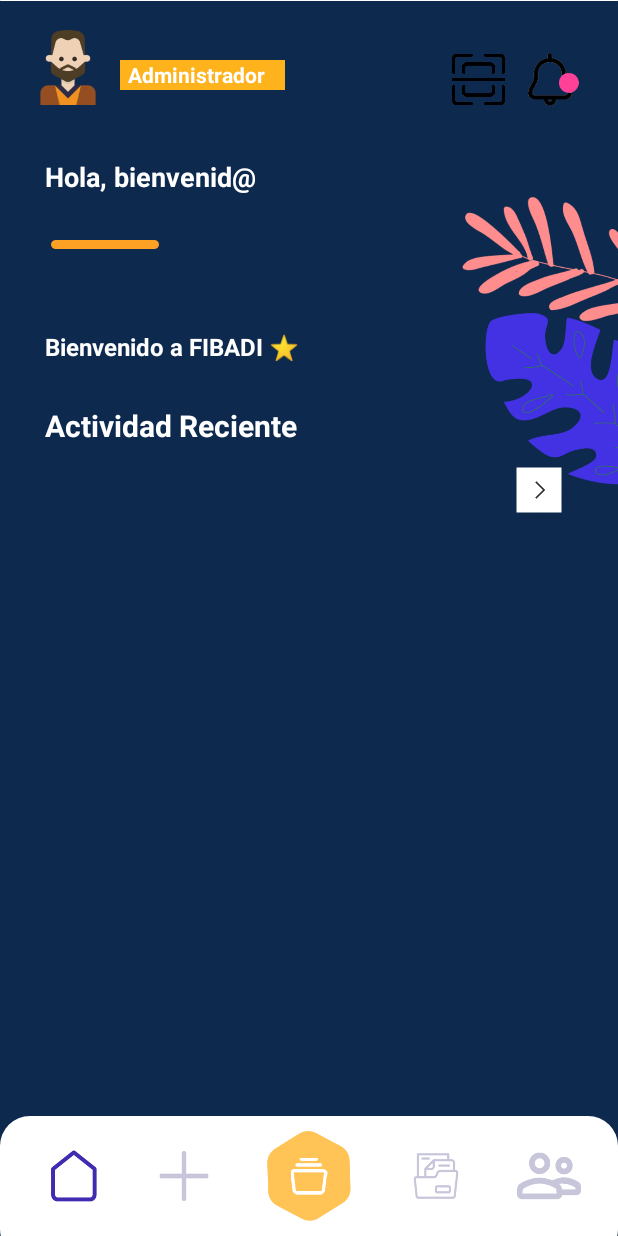
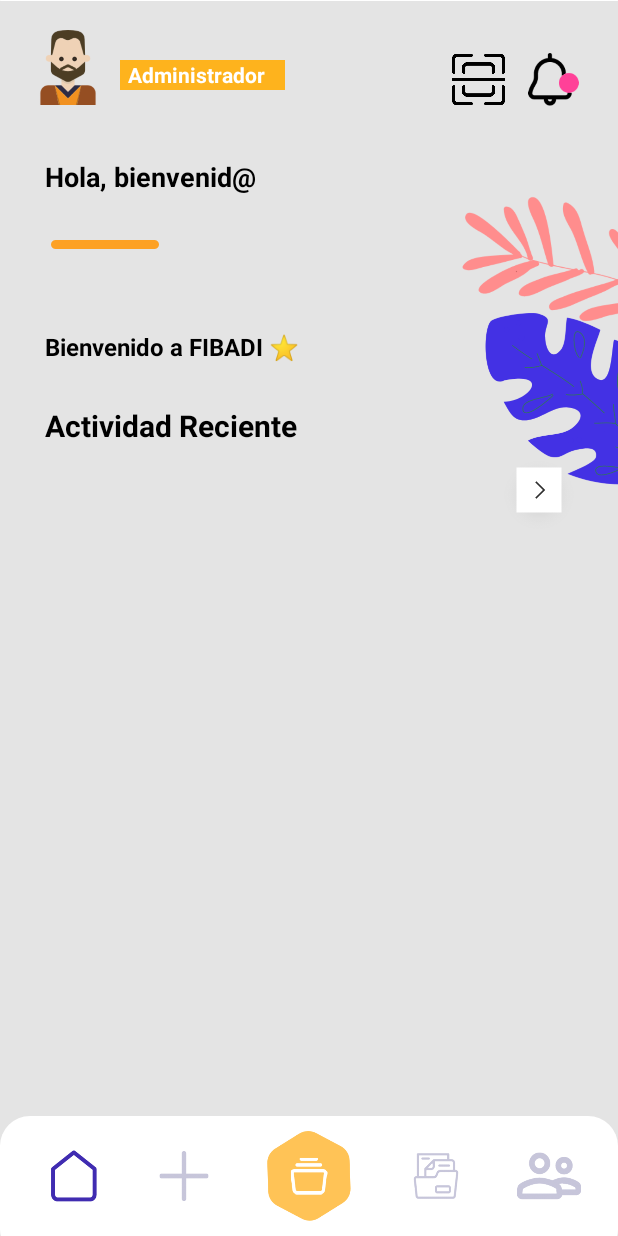
Before and after one commit to Angel-Carde-Pro/FIDABI_M4A_Projecto_FInal, an Android app: the layout activity_home.xml on its own in the app's theme, with its tools: preview values and no code run, on a phone screen of 412 x 824 dp. Run offline under Robolectric (Android 15) with nearby library versions, the phone set to English and light mode, and no system bars.

Commit message:
Update activity_home.xml

```diff
--- a/app/src/main/res/layout/activity_home.xml
+++ b/app/src/main/res/layout/activity_home.xml
@@ -5,30 +5,7 @@
     xmlns:tools="http://schemas.android.com/tools"
     android:layout_width="match_parent"
     android:layout_height="match_parent"
-    android:background="#0E294E">
-
-    <ScrollView
-        android:layout_width="match_parent"
-        android:layout_height="500dp"
-        android:layout_alignParentBottom="true"
-        android:layout_centerVertical="false"
-        android:contentDescription="items"
-        android:scrollbars="none">
-
-        <LinearLayout
-            android:id="@+id/contanerliner"
-            android:layout_width="match_parent"
-            android:layout_height="match_parent"
-            android:orientation="horizontal"
-            android:padding="10dp">
-            <!--    row one        -->
-
-            <!--    row two        -->
-
-            <!--    row three        -->
-
-        </LinearLayout>
-    </ScrollView>
+    android:background="#E4E4E4">
 
     <FrameLayout
         android:layout_width="match_parent"
@@ -69,7 +46,7 @@
         android:layout_marginLeft="30dp"
         android:layout_marginTop="220dp"
         android:text="@string/welcome_mss"
-        android:textColor="@color/white"
+        android:textColor="@color/black"
         android:textSize="16sp"
         android:textStyle="bold" />
 
@@ -92,7 +69,7 @@
         android:textColor="@color/white"
         android:textSize="14sp"
         android:textStyle="bold"
-        tools:context=".activities.ActivityHome" />
+        tools:context=".activities.ActivityHome"/>
 
     <TextView
         android:id="@+id/welcome_mss2"
@@ -101,13 +78,13 @@
         android:layout_marginLeft="30dp"
         android:layout_marginTop="105dp"
         android:text="@string/welcome_user_name"
-        android:textColor="@color/white"
+        android:textColor="@color/black"
         android:textSize="18sp"
         android:textStyle="bold" />
 
     <RelativeLayout
         android:layout_width="match_parent"
-        android:layout_height="80dp"
+        android:layout_height="400dp"
         android:layout_alignParentBottom="true">
 
         <include
@@ -184,7 +161,7 @@
         android:layout_marginTop="270dp"
         android:layout_marginBottom="10dp"
         android:text="@string/recent_activity"
-        android:textColor="@color/white"
+        android:textColor="@color/black"
         android:textSize="20sp"
         android:textStyle="bold" />
 
```
